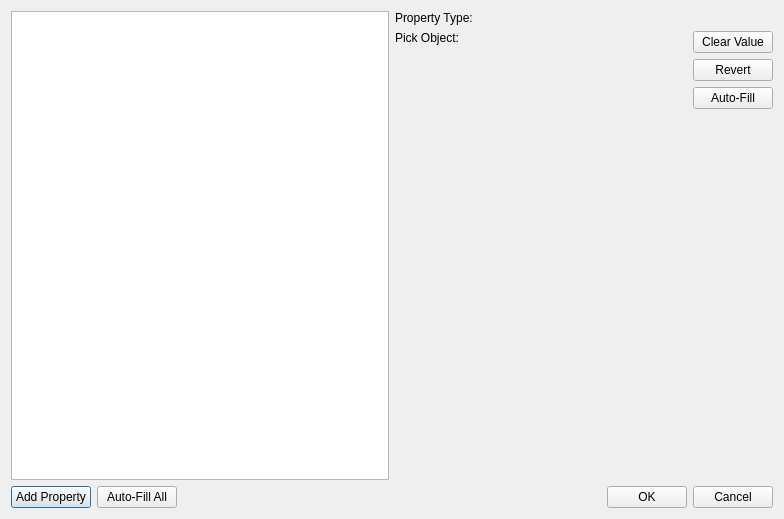
DavidJCobb/DovahKit, file native/src/DovahKit/widgets/widget-dialogs/DKScriptObjectDialog.ui: the form before one commit.
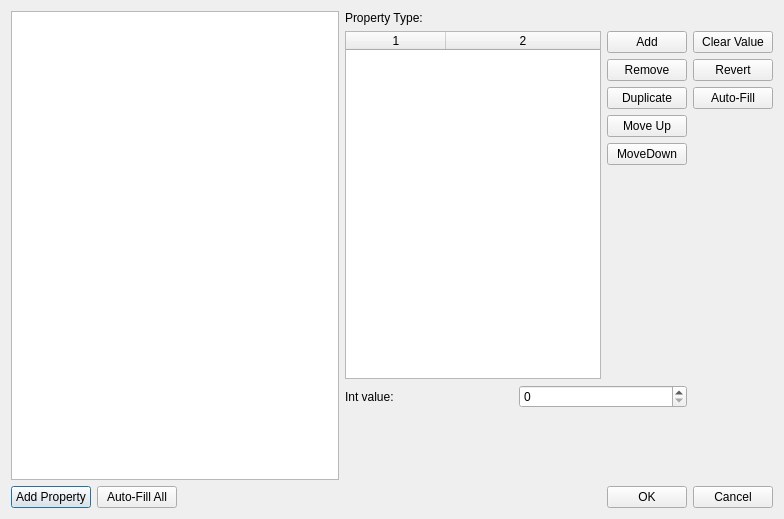
The form after the commit. The open tabs and pages were chosen to show the change. Custom widgets are drawn as their Qt base class.

What changed in the file:
```diff
--- a/native/src/DovahKit/widgets/widget-dialogs/DKScriptObjectDialog.ui
+++ b/native/src/DovahKit/widgets/widget-dialogs/DKScriptObjectDialog.ui
@@ -86,7 +86,115 @@
      <item>
       <layout class="QHBoxLayout" name="horizontalLayout_3" stretch="0,0">
        <item>
-        <widget class="QStackedWidget" name="valueWrap">
+        <layout class="QVBoxLayout" name="valueEditingLayout" stretch="1,0">
+         <item>
+          <widget class="QWidget" name="arrayEditingLayout" native="true">
+           <property name="sizePolicy">
+            <sizepolicy hsizetype="Preferred" vsizetype="MinimumExpanding">
+             <horstretch>0</horstretch>
+             <verstretch>1</verstretch>
+            </sizepolicy>
+           </property>
+           <layout class="QGridLayout" name="_2" columnstretch="1,0">
+            <property name="leftMargin">
+             <number>0</number>
+            </property>
+            <property name="topMargin">
+             <number>0</number>
+            </property>
+            <property name="rightMargin">
+             <number>0</number>
+            </property>
+            <property name="bottomMargin">
+             <number>0</number>
+            </property>
+            <item row="0" column="1">
+             <layout class="QVBoxLayout" name="arrayButtonsLayout">
+              <item>
+               <widget class="QPushButton" name="arrayButtonAdd">
+                <property name="text">
+                 <string>Add</string>
+                </property>
+               </widget>
+              </item>
+              <item>
+               <widget class="QPushButton" name="arrayButtonRemove">
+                <property name="text">
+                 <string>Remove</string>
+                </property>
+               </widget>
+              </item>
+              <item>
+               <widget class="QPushButton" name="arrayButtonDuplicate">
+                <property name="text">
+                 <string>Duplicate</string>
+                </property>
+               </widget>
+              </item>
+              <item>
+               <widget class="QPushButton" name="arrayButtonMoveUp">
+                <property name="text">
+                 <string>Move Up</string>
+                </property>
+               </widget>
+              </item>
+              <item>
+               <widget class="QPushButton" name="arrayButtonMoveDown">
+                <property name="text">
+                 <string>MoveDown</string>
+                </property>
+               </widget>
+              </item>
+              <item>
+               <spacer name="verticalSpacer_9">
+                <property name="orientation">
+                 <enum>Qt::Vertical</enum>
+                </property>
+                <property name="sizeHint" stdset="0">
+                 <size>
+                  <width>20</width>
+                  <height>40</height>
+                 </size>
+                </property>
+               </spacer>
+              </item>
+             </layout>
+            </item>
+            <item row="0" column="0">
+             <widget class="QTableWidget" name="arrayTable">
+              <property name="horizontalScrollBarPolicy">
+               <enum>Qt::ScrollBarAlwaysOff</enum>
+              </property>
+              <property name="selectionMode">
+               <enum>QAbstractItemView::SingleSelection</enum>
+              </property>
+              <property name="selectionBehavior">
+               <enum>QAbstractItemView::SelectRows</enum>
+              </property>
+              <property name="wordWrap">
+               <bool>false</bool>
+              </property>
+              <property name="cornerButtonEnabled">
+               <bool>false</bool>
+              </property>
+              <property name="columnCount">
+               <number>2</number>
+              </property>
+              <attribute name="horizontalHeaderStretchLastSection">
+               <bool>true</bool>
+              </attribute>
+              <attribute name="verticalHeaderVisible">
+               <bool>false</bool>
+              </attribute>
+              <column/>
+              <column/>
+             </widget>
+            </item>
+           </layout>
+          </widget>
+         </item>
+         <item>
+          <widget class="QStackedWidget" name="singleValueWrap">
          <widget class="QWidget" name="valuePage_defaulted">
           <layout class="QVBoxLayout" name="verticalLayout_4">
            <property name="leftMargin">
@@ -115,8 +223,8 @@
              </property>
              <property name="sizeHint" stdset="0">
               <size>
-               <width>20</width>
-               <height>40</height>
+                 <width>8</width>
+                 <height>0</height>
               </size>
              </property>
             </spacer>
@@ -137,33 +245,43 @@
            <property name="bottomMargin">
             <number>0</number>
            </property>
-           <item row="1" column="0">
-            <spacer name="verticalSpacer_3">
-             <property name="orientation">
-              <enum>Qt::Vertical</enum>
-             </property>
-             <property name="sizeHint" stdset="0">
-              <size>
-               <width>20</width>
-               <height>40</height>
-              </size>
-             </property>
-            </spacer>
-           </item>
            <item row="0" column="0">
             <widget class="QLabel" name="label_2">
              <property name="text">
               <string>Pick Object:</string>
              </property>
+               <property name="buddy">
+                <cstring>valueWidget_form</cstring>
+               </property>
             </widget>
            </item>
            <item row="0" column="1">
-            <widget class="FormPicker" name="valueWidget_form" native="true"/>
+              <widget class="FormPicker" name="valueWidget_form" native="true">
+               <property name="focusPolicy">
+                <enum>Qt::TabFocus</enum>
+               </property>
+              </widget>
+             </item>
+             <item row="1" column="0" colspan="2">
+              <spacer name="verticalSpacer_3">
+               <property name="orientation">
+                <enum>Qt::Vertical</enum>
+               </property>
+               <property name="sizeHint" stdset="0">
+                <size>
+                 <width>8</width>
+                 <height>0</height>
+                </size>
+               </property>
+              </spacer>
            </item>
           </layout>
          </widget>
          <widget class="QWidget" name="valuePage_ref">
           <layout class="QVBoxLayout" name="verticalLayout_6">
+             <property name="spacing">
+              <number>0</number>
+             </property>
            <property name="leftMargin">
             <number>0</number>
            </property>
@@ -190,8 +308,8 @@
              </property>
              <property name="sizeHint" stdset="0">
               <size>
-               <width>20</width>
-               <height>40</height>
+                 <width>8</width>
+                 <height>0</height>
               </size>
              </property>
             </spacer>
@@ -226,18 +344,143 @@
              </property>
              <property name="sizeHint" stdset="0">
               <size>
-               <width>20</width>
-               <height>40</height>
+                 <width>8</width>
+                 <height>0</height>
               </size>
              </property>
             </spacer>
            </item>
           </layout>
          </widget>
+           <widget class="QWidget" name="valuePage_string">
+            <layout class="QVBoxLayout" name="verticalLayout_7" stretch="0,1">
+             <property name="leftMargin">
+              <number>0</number>
+             </property>
+             <property name="topMargin">
+              <number>0</number>
+             </property>
+             <property name="rightMargin">
+              <number>0</number>
+             </property>
+             <property name="bottomMargin">
+              <number>0</number>
+             </property>
+             <item>
+              <widget class="QLabel" name="label_3">
+               <property name="text">
+                <string>String value:</string>
+               </property>
+               <property name="buddy">
+                <cstring>valueWidget_string</cstring>
+               </property>
         </widget>
        </item>
        <item>
-        <layout class="QVBoxLayout" name="verticalLayout_2">
+              <widget class="QPlainTextEdit" name="valueWidget_string">
+               <property name="sizePolicy">
+                <sizepolicy hsizetype="Expanding" vsizetype="Expanding">
+                 <horstretch>0</horstretch>
+                 <verstretch>0</verstretch>
+                </sizepolicy>
+               </property>
+               <property name="sizeAdjustPolicy">
+                <enum>QAbstractScrollArea::AdjustToContents</enum>
+               </property>
+              </widget>
+             </item>
+            </layout>
+           </widget>
+           <widget class="QWidget" name="valuePage_int">
+            <layout class="QGridLayout" name="gridLayout_3">
+             <property name="leftMargin">
+              <number>0</number>
+             </property>
+             <property name="topMargin">
+              <number>0</number>
+             </property>
+             <property name="rightMargin">
+              <number>0</number>
+             </property>
+             <property name="bottomMargin">
+              <number>0</number>
+             </property>
+             <item row="0" column="0">
+              <widget class="QLabel" name="label_4">
+               <property name="text">
+                <string>Int value:</string>
+               </property>
+               <property name="buddy">
+                <cstring>valueWidget_int</cstring>
+               </property>
+              </widget>
+             </item>
+             <item row="0" column="1">
+              <widget class="QSpinBox" name="valueWidget_int"/>
+             </item>
+             <item row="1" column="0" colspan="2">
+              <spacer name="verticalSpacer_7">
+               <property name="orientation">
+                <enum>Qt::Vertical</enum>
+               </property>
+               <property name="sizeHint" stdset="0">
+                <size>
+                 <width>8</width>
+                 <height>72</height>
+                </size>
+               </property>
+              </spacer>
+             </item>
+            </layout>
+           </widget>
+           <widget class="QWidget" name="valuePage_float">
+            <layout class="QGridLayout" name="gridLayout_4">
+             <property name="leftMargin">
+              <number>0</number>
+             </property>
+             <property name="topMargin">
+              <number>0</number>
+             </property>
+             <property name="rightMargin">
+              <number>0</number>
+             </property>
+             <property name="bottomMargin">
+              <number>0</number>
+             </property>
+             <item row="0" column="1">
+              <widget class="QDoubleSpinBox" name="valueWidget_float"/>
+             </item>
+             <item row="1" column="0" colspan="2">
+              <spacer name="verticalSpacer_8">
+               <property name="orientation">
+                <enum>Qt::Vertical</enum>
+               </property>
+               <property name="sizeHint" stdset="0">
+                <size>
+                 <width>8</width>
+                 <height>72</height>
+                </size>
+               </property>
+              </spacer>
+             </item>
+             <item row="0" column="0">
+              <widget class="QLabel" name="label_5">
+               <property name="text">
+                <string>Float value:</string>
+               </property>
+               <property name="buddy">
+                <cstring>valueWidget_float</cstring>
+               </property>
+              </widget>
+             </item>
+            </layout>
+           </widget>
+          </widget>
+         </item>
+        </layout>
+       </item>
+       <item>
+        <layout class="QVBoxLayout" name="valueButtonsLayout">
          <item>
           <widget class="QPushButton" name="buttonValueClear">
            <property name="text">
```
Left out of the diff: 12 changed lines with no effect on the pictures. Lines whose indentation alone changed are shown as unchanged.
